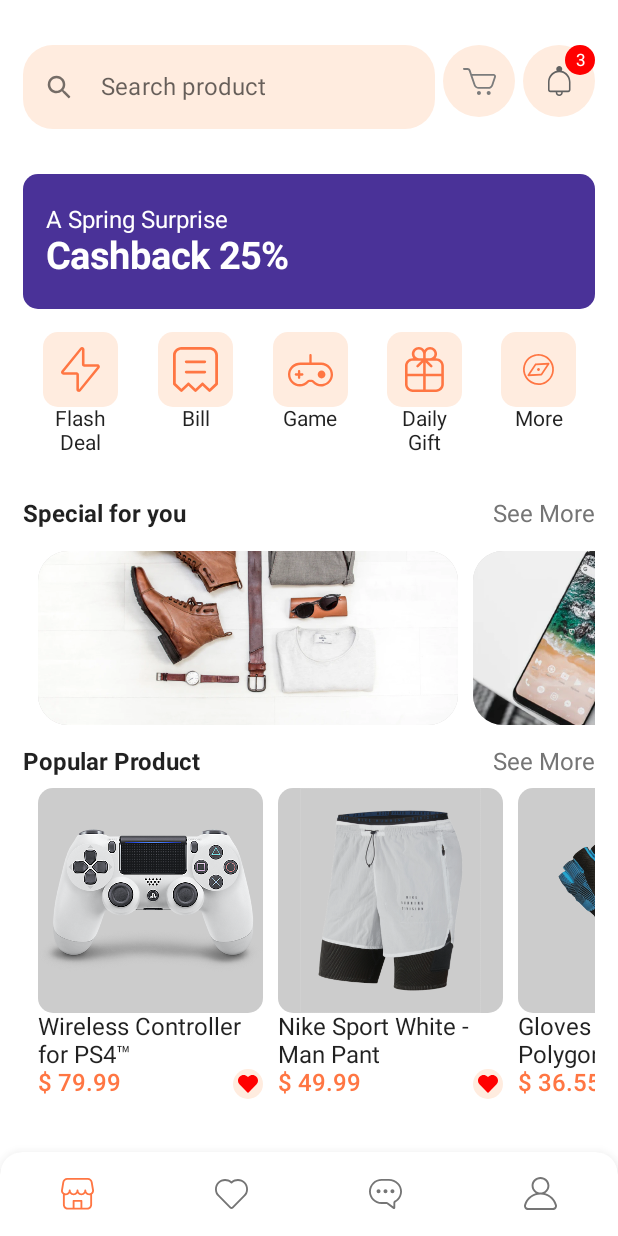
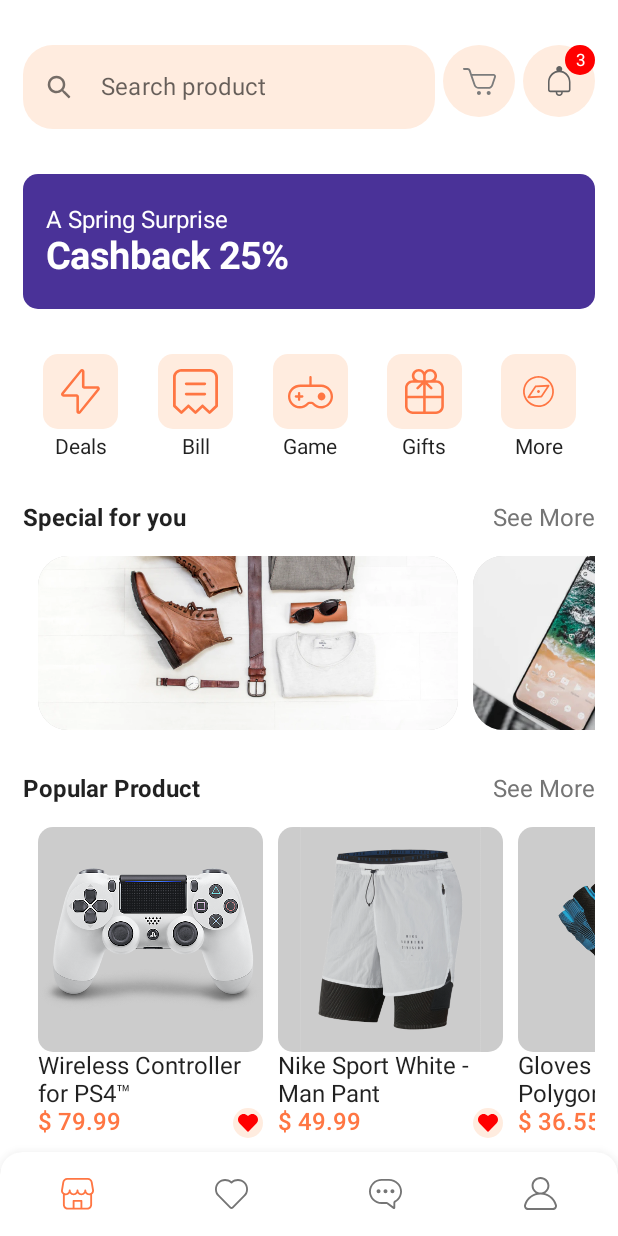
Before and after one commit to SanchitDang/JetKart, an Android app built with Jetpack Compose: the DashboardScreen screen opened through its navigation route, on a phone screen of 412 x 824 dp. Run offline under Robolectric (Android 15) with nearby library versions, the phone set to English and light mode, and no system bars; our stand-ins replace Dagger/Hilt's generated code, Firebase (no records; nobody signed in at launch, a user with empty details on screens opened directly), accompanist, constraintlayout-compose, livedata-compose.

Commit message:
firebase storage added for profile

```diff
--- a/app/src/main/java/com/sanapplications/jetkart/domain/model/AuthViewModel.kt
+++ b/app/src/main/java/com/sanapplications/jetkart/domain/model/AuthViewModel.kt
@@ -123,6 +123,13 @@ class AuthViewModel(application: Application) : AndroidViewModel(application) {
         editor.apply() // or editor.commit()
     }
 
+    // Save user image data in SharedPreferences
+    private fun saveUserImageUrlData(userImageUrl: String) {
+        val editor = sharedPreferences.edit()
+        editor.putString("USER_IMAGE_URL", userImageUrl)
+        editor.apply() // or editor.commit()
+    }
+
     // Load user data from SharedPreferences
     private fun loadUserData() {
         userUid = sharedPreferences.getString("USER_UID", "")!!
@@ -222,8 +229,8 @@ class AuthViewModel(application: Application) : AndroidViewModel(application) {
             .addOnSuccessListener {
                 // Retrieve the download URL
                 imageRef.downloadUrl.addOnSuccessListener { uri ->
-                    Log.d("FirebaseStorage", "Image URL: $uri")
                     authViewModel.updateUserImageUrl(uri.toString())
+                    saveUserImageUrlData(uri.toString())
                     val userImageMap  = hashMapOf(
                         "userImageUrl" to uri.toString()
                     )
--- a/app/src/main/java/com/sanapplications/jetkart/presentation/screens/dashboard_screen/component/DashboardScreeen.kt
+++ b/app/src/main/java/com/sanapplications/jetkart/presentation/screens/dashboard_screen/component/DashboardScreeen.kt
@@ -1,5 +1,6 @@
 package com.sanapplications.jetkart.presentation.screens.dashboard_screen.component
 
+import android.util.Log
 import androidx.compose.foundation.*
 import androidx.compose.foundation.layout.*
 import androidx.compose.foundation.lazy.LazyListState
@@ -70,7 +71,7 @@ fun DashboardScreen(
                 fontWeight = FontWeight.Bold
             )
         }
-        Spacer(modifier = Modifier.height(15.dp))
+        Spacer(modifier = Modifier.height(30.dp))
         Row(modifier = Modifier.fillMaxWidth()) {
             Column(
                 modifier = Modifier
@@ -81,7 +82,7 @@ fun DashboardScreen(
             ) {
                 Image(
                     painter = painterResource(id = R.drawable.flash_icon),
-                    contentDescription = "Flash Deal",
+                    contentDescription = "Deals",
                     modifier = Modifier
                         .background(
                             MaterialTheme.colors.PrimaryLightColor,
@@ -95,7 +96,8 @@ fun DashboardScreen(
                         }
                         .padding(10.dp)
                 )
-                Text(text = "Flash\nDeal", fontSize = 14.sp, textAlign = TextAlign.Center)
+                Spacer(modifier=Modifier.height(4.dp))
+                Text(text = "Deals", fontSize = 14.sp, textAlign = TextAlign.Center)
             }
 
             Column(
@@ -121,6 +123,7 @@ fun DashboardScreen(
                         }
                         .padding(10.dp)
                 )
+                Spacer(modifier=Modifier.height(4.dp))
                 Text(text = "Bill", fontSize = 14.sp, textAlign = TextAlign.Center)
             }
 
@@ -148,6 +151,7 @@ fun DashboardScreen(
                         }
                         .padding(10.dp)
                 )
+                Spacer(modifier=Modifier.height(4.dp))
                 Text(text = "Game", fontSize = 14.sp, textAlign = TextAlign.Center)
             }
 
@@ -160,7 +164,7 @@ fun DashboardScreen(
             ) {
                 Image(
                     painter = painterResource(id = R.drawable.gift_icon),
-                    contentDescription = "Daily Gift",
+                    contentDescription = "Gifts",
                     modifier = Modifier
                         .background(
                             MaterialTheme.colors.PrimaryLightColor,
@@ -174,7 +178,8 @@ fun DashboardScreen(
                         }
                         .padding(10.dp)
                 )
-                Text(text = "Daily\nGift", fontSize = 14.sp, textAlign = TextAlign.Center)
+                Spacer(modifier=Modifier.height(4.dp))
+                Text(text = "Gifts", fontSize = 14.sp, textAlign = TextAlign.Center)
             }
 
 
@@ -201,6 +206,7 @@ fun DashboardScreen(
                         }
                         .padding(10.dp)
                 )
+                Spacer(modifier=Modifier.height(4.dp))
                 Text(text = "More", fontSize = 14.sp, textAlign = TextAlign.Center)
             }
         }
@@ -214,7 +220,7 @@ fun DashboardScreen(
             Text(text = "See More", color = MaterialTheme.colors.TextColor)
         }
 
-        Spacer(modifier = Modifier.height(15.dp))
+        Spacer(modifier = Modifier.height(16.dp))
 //special offer cart
         LazyRow(
             state = popularProductState,
@@ -303,7 +309,7 @@ fun DashboardScreen(
 
 
 
-        Spacer(modifier = Modifier.height(15.dp))
+        Spacer(modifier = Modifier.height(30.dp))
         Row(
             modifier = Modifier.fillMaxWidth(),
             horizontalArrangement = Arrangement.SpaceBetween
@@ -312,7 +318,7 @@ fun DashboardScreen(
             Text(text = "See More", color = MaterialTheme.colors.TextColor)
         }
 
-        Spacer(modifier = Modifier.height(8.dp))
+        Spacer(modifier = Modifier.height(16.dp))
 
 
         //popular product
--- a/app/src/main/java/com/sanapplications/jetkart/presentation/screens/profile_screen/component/ProfileScreen.kt
+++ b/app/src/main/java/com/sanapplications/jetkart/presentation/screens/profile_screen/component/ProfileScreen.kt
@@ -65,6 +65,9 @@ fun ProfileScreen(
         imageUri = uri
         uri?.let { authViewModel.uploadImageToFirebase(it, storageRef, authViewModel) }
     }
+
+
+    Log.d("imageeee", authViewModel.userImageUrl)
 
     // UI
     Column(
```
